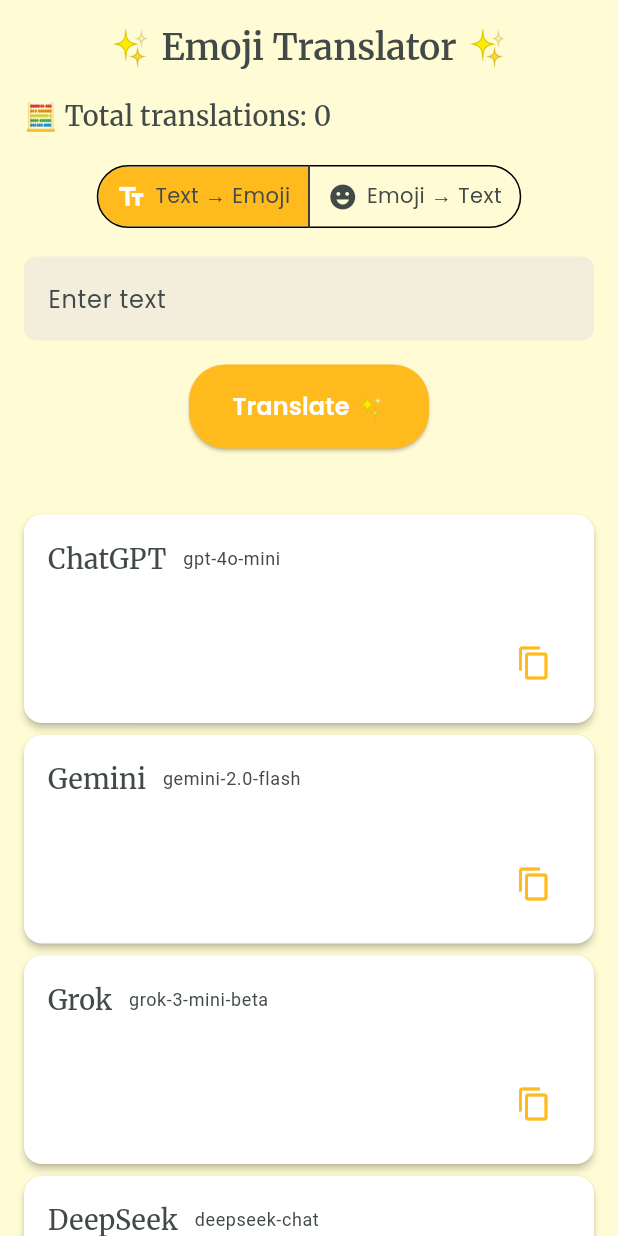
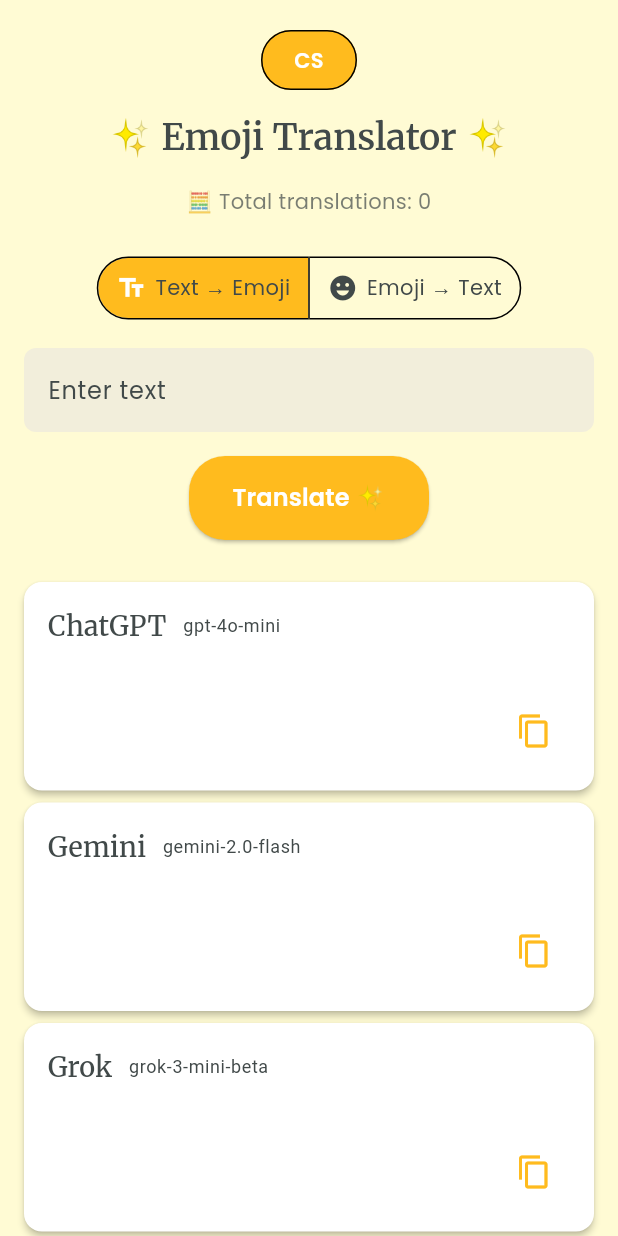
Before and after one commit to Woxeas/emoji_translator, a Flutter app: the screen it shows after launch, after a tap on "Text → Emoji", on a phone screen of 412 x 824 dp. Run offline on Flutter 3.47's test engine with Material 3 defaults, Android fonts, the phone set to English and light mode, and no system bars; our stand-ins replace google_fonts, shimmer, supabase_flutter; accounts and stored records are empty; generated files the repository leaves out were written again; network calls fail.

Commit message:
Added translations

```diff
--- /dev/null
+++ b/l10n.yaml
@@ -0,0 +1,5 @@
+arb-dir: lib/l10n
+template-arb-file: app_en.arb
+output-localization-file: app_localizations.dart
+output-class: AppLocalizations
+preferred-supported-locales: [en, cs]
--- a/lib/app.dart
+++ b/lib/app.dart
@@ -1,17 +1,37 @@
 import 'package:flutter/material.dart';
+import 'package:flutter_localizations/flutter_localizations.dart';
 import 'package:google_fonts/google_fonts.dart';
+import 'package:flutter_gen/gen_l10n/app_localizations.dart';
 import 'home_page.dart';
 
-class EmojiTranslatorApp extends StatelessWidget {
+class EmojiTranslatorApp extends StatefulWidget {
   const EmojiTranslatorApp({super.key});
+
+  @override
+  State<EmojiTranslatorApp> createState() => _EmojiTranslatorAppState();
+}
+
+class _EmojiTranslatorAppState extends State<EmojiTranslatorApp> {
+  Locale _locale = const Locale('en');
+
+  void _changeLocale(Locale locale) {
+    setState(() => _locale = locale);
+  }
 
   @override
   Widget build(BuildContext context) {
     return MaterialApp(
       title: 'Emoji Translator',
+      locale: _locale,
+      supportedLocales: AppLocalizations.supportedLocales,
+      localizationsDelegates: [
+        AppLocalizations.delegate,
+        GlobalMaterialLocalizations.delegate,
+        GlobalWidgetsLocalizations.delegate,
+        GlobalCupertinoLocalizations.delegate,
+      ],
       theme: ThemeData(
         useMaterial3: true,
-
         colorScheme: const ColorScheme.light(
           primary: Color(0xFFFFBB1E),
           onPrimary: Colors.white,
@@ -20,9 +40,7 @@
           surface: Color(0xFFFFFBD4),
           onSurface: Color(0xFF414949),
         ),
-
         scaffoldBackgroundColor: const Color(0xFFFFFBD4),
-
         textTheme: TextTheme(
           headlineSmall: GoogleFonts.merriweather(
             color: const Color(0xFF414949),
@@ -48,7 +66,6 @@
             fontWeight: FontWeight.w600,
           ),
         ),
-
         elevatedButtonTheme: ElevatedButtonThemeData(
           style: ElevatedButton.styleFrom(
             backgroundColor: const Color(0xFFFFBB1E),
@@ -58,7 +75,6 @@
             textStyle: GoogleFonts.poppins(fontWeight: FontWeight.w600),
           ),
         ),
-
         cardTheme: CardTheme(
           color: Colors.white,
           margin: const EdgeInsets.symmetric(vertical: 8),
@@ -75,7 +91,8 @@
           labelStyle: GoogleFonts.poppins(color: const Color(0xFF414949)),
         ),
       ),
-      home: const HomePage(),
+      home: HomePage(onLocaleChange: _changeLocale),
+      debugShowCheckedModeBanner: false,
     );
   }
 }
--- a/lib/home_page.dart
+++ b/lib/home_page.dart
@@ -1,4 +1,6 @@
 import 'package:flutter/material.dart';
+import 'package:flutter_gen/gen_l10n/app_localizations.dart';
+import 'widgets/language_selector.dart';
 import 'widgets/translation_field.dart';
 import 'widgets/ai_output_card.dart';
 import 'widgets/app_footer.dart';
@@ -16,7 +18,9 @@
 };
 
 class HomePage extends StatefulWidget {
-  const HomePage({super.key});
+  final ValueChanged<Locale> onLocaleChange;
+
+  const HomePage({super.key, required this.onLocaleChange});
 
   @override
   State<HomePage> createState() => _HomePageState();
@@ -87,35 +91,87 @@
   @override
   Widget build(BuildContext context) {
     final theme = Theme.of(context);
+    final loc = AppLocalizations.of(context)!;
+    final currentLocale = Localizations.localeOf(context);
+    final width = MediaQuery.of(context).size.width;
+    final isMobile = width < 600;
+
     return Scaffold(
       body: CustomScrollView(
         slivers: [
           SliverToBoxAdapter(
             child: Padding(
               padding: const EdgeInsets.all(16.0),
+              child: isMobile
+                  ? Column(
+                      crossAxisAlignment: CrossAxisAlignment.stretch,
+                      children: [
+                        Center(
+                          child: LanguageSelector(
+                            currentLocale: currentLocale,
+                            onLocaleChange: widget.onLocaleChange,
+                          ),
+                        ),
+                        const SizedBox(height: 12),
+                        Center(
+                          child: Text(
+                            loc.appTitle,
+                            style: theme.textTheme.headlineSmall,
+                          ),
+                        ),
+                      ],
+                    )
+                  : SizedBox(
+                      height: 64,
+                      child: Stack(
+                        children: [
+                          Align(
+                            alignment: Alignment.center,
+                            child: Text(
+                              loc.appTitle,
+                              style: theme.textTheme.headlineSmall,
+                            ),
+                          ),
+                          Align(
+                            alignment: Alignment.topRight,
+                            child: LanguageSelector(
+                              currentLocale: currentLocale,
+                              onLocaleChange: widget.onLocaleChange,
+                            ),
+                          ),
+                        ],
+                      ),
+                    ),
+            ),
+          ),
+          SliverToBoxAdapter(
+            child: Padding(
+              padding: const EdgeInsets.symmetric(horizontal: 16.0),
               child: Column(
-                crossAxisAlignment: CrossAxisAlignment.start,
+                crossAxisAlignment: CrossAxisAlignment.center,
                 children: [
-                  Center(
+                  Opacity(
+                    opacity: 0.7,
                     child: Text(
-                      '✨ Emoji Translator ✨',
-                      style: theme.textTheme.headlineSmall,
+                      loc.totalTranslations(_totalTranslations),
+                      style: theme.textTheme.bodyMedium,
+                      textAlign: TextAlign.center,
                     ),
                   ),
-                  const SizedBox(height: 16),
-                  Text(
-                    '🧮 Total translations: $_totalTranslations',
-                    style: theme.textTheme.titleMedium,
-                  ),
-                  if (_mostVotedModel != null)
-                    Padding(
-                      padding: const EdgeInsets.only(top: 4),
+                  if (_mostVotedModel != null) ...[
+                    const SizedBox(height: 4),
+                    Opacity(
+                      opacity: 0.7,
                       child: Text(
-                        '🏆 Most voted model: $_mostVotedModel',
-                        style: theme.textTheme.bodyMedium,
+                        loc.mostVotedModel(_mostVotedModel!),
+                        style: theme.textTheme.bodySmall,
+                        textAlign: TextAlign.center,
                       ),
                     ),
-                  const SizedBox(height: 16),
+                  ],
+                  SizedBox(
+                    height: isMobile ? 24.0 : 36.0,
+                  ),
                   TranslationField(
                     controller: _controller,
                     emojiToText: _emojiToText,
@@ -142,8 +198,9 @@
                       isLoading: _isTranslating,
                       isBest: _bestModel == entry.key,
                       canVote: !_isTranslating &&
-                              (_translations[entry.key]?.trim().isNotEmpty ?? false) &&
-                              _bestModel == null,
+                          (_translations[entry.key]?.trim().isNotEmpty ??
+                              false) &&
+                          _bestModel == null,
                       onBest: () async {
                         setState(() => _bestModel = entry.key);
                         await voteBest(entry.key);
--- /dev/null
+++ b/lib/l10n/app_cs.arb
@@ -0,0 +1,18 @@
+ {
+   "@@locale": "cs",
+   "appTitle": "✨ Emoji Translator ✨",
+   "textToEmoji": "Text → Emoji",
+   "emojiToText": "Emoji → Text",
+   "totalTranslations": "🧮 Celkový počet překladů: {count}",
+   "mostVotedModel": "🏆 Nejpreferovanější model: {model}",
+   "enterText": "Zadejte text",
+   "enterEmoji": "Zadejte emoji",
+   "translate": "Přeložit ✨",
+   "copiedToClipboard": "Zkopírováno do schránky",
+   "copyTooltip": "Kopírovat",
+   "builtBy": "🔧 Vytvořeno {labs}",
+   "starUs": "⭐️ Dejte nám hvězdičku na {github}",
+   "voteAsBest": "Označit jako nejlepší",
+   "votedAsBest": "Označeno jako nejlepší",
+   "copyright": "© {year} ❤️"
+ }
--- /dev/null
+++ b/lib/l10n/app_en.arb
@@ -0,0 +1,18 @@
+ {
+   "@@locale": "en",
+   "appTitle": "✨ Emoji Translator ✨",
+   "textToEmoji": "Text → Emoji",
+   "emojiToText": "Emoji → Text",
+   "totalTranslations": "🧮 Total translations: {count}",
+   "mostVotedModel": "🏆 Most voted model: {model}",
+   "enterText": "Enter text",
+   "enterEmoji": "Enter emoji",
+   "translate": "Translate ✨",
+   "copiedToClipboard": "Copied to clipboard",
+   "copyTooltip": "Copy",
+   "builtBy": "🔧 Built by {labs}",
+   "starUs": "⭐️ Star us on {github}",
+   "voteAsBest": "Vote as best",
+   "votedAsBest": "Voted as best",
+   "copyright": "© {year} ❤️"
+ }
--- a/lib/widgets/ai_output_card.dart
+++ b/lib/widgets/ai_output_card.dart
@@ -1,6 +1,7 @@
 import 'package:flutter/material.dart';
 import 'package:flutter/services.dart';
 import 'package:shimmer/shimmer.dart';
+import 'package:flutter_gen/gen_l10n/app_localizations.dart';
 
 class AiOutputCard extends StatelessWidget {
   final String modelName;
@@ -22,12 +23,13 @@
     required this.canVote,
   });
 
-  void _copyToClipboard(BuildContext context) {
-    Clipboard.setData(ClipboardData(text: output));
+  void _copyToClipboard(BuildContext context, String text) {
+    Clipboard.setData(ClipboardData(text: text));
+    final loc = AppLocalizations.of(context)!;
     ScaffoldMessenger.of(context).showSnackBar(
       SnackBar(
         content: Text(
-          'Copied to clipboard',
+          loc.copiedToClipboard,
           style: Theme.of(context).textTheme.bodyMedium,
         ),
         backgroundColor: Theme.of(context).colorScheme.surfaceContainerLowest,
@@ -38,6 +40,7 @@
   @override
   Widget build(BuildContext context) {
     final theme = Theme.of(context);
+    final loc = AppLocalizations.of(context)!;
     final cardBg = isBest
       ? theme.colorScheme.secondaryContainer
       : theme.cardTheme.color ?? theme.colorScheme.surface;
@@ -86,7 +89,7 @@
                         ),
                         const SizedBox(width: 6),
                         Text(
-                          isBest ? 'Voted as best' : 'Vote as best',
+                          isBest ? loc.votedAsBest : loc.voteAsBest,
                           style: theme.textTheme.bodySmall?.copyWith(
                             fontWeight: FontWeight.w500,
                             color: isBest
@@ -107,8 +110,7 @@
                   return Padding(
                     padding: const EdgeInsets.symmetric(vertical: 4),
                     child: Shimmer.fromColors(
-                      baseColor:
-                          theme.colorScheme.surfaceContainerHighest,
+                      baseColor: theme.colorScheme.surfaceContainerHighest,
                       highlightColor: theme.colorScheme.surface,
                       child: Container(
                         width: double.infinity,
@@ -135,8 +137,8 @@
                     ? theme.colorScheme.onSecondaryContainer
                     : theme.colorScheme.primary,
                 ),
-                onPressed: () => _copyToClipboard(context),
-                tooltip: 'Copy',
+                onPressed: () => _copyToClipboard(context, output),
+                tooltip: loc.copyTooltip,
               ),
             ),
           ],
--- a/lib/widgets/app_footer.dart
+++ b/lib/widgets/app_footer.dart
@@ -1,6 +1,7 @@
 import 'package:flutter/material.dart';
 import 'package:flutter/gestures.dart';
 import 'package:url_launcher/url_launcher.dart';
+import 'package:flutter_gen/gen_l10n/app_localizations.dart';
 
 class AppFooter extends StatefulWidget {
   const AppFooter({super.key});
@@ -29,7 +30,6 @@
   ) {
     final theme = Theme.of(context);
     final baseColor = theme.colorScheme.primary;
-    // darken o 20 % směsí s černou
     final hoverColor = Color.lerp(baseColor, Colors.black, 0.2)!;
     final color = isHover ? hoverColor : baseColor;
 
@@ -37,8 +37,8 @@
       text: label,
       style: theme.textTheme.bodySmall?.copyWith(
         color: color,
+        fontWeight: FontWeight.w600,
         decoration: TextDecoration.none,
-        fontWeight: FontWeight.w600,
       ),
       recognizer: TapGestureRecognizer()..onTap = () => _open(url),
       mouseCursor: SystemMouseCursors.click,
@@ -49,10 +49,12 @@
 
   @override
   Widget build(BuildContext context) {
+    final loc = AppLocalizations.of(context)!;
     final theme = Theme.of(context);
-    final baseStyle = theme.textTheme.bodySmall?.copyWith(
-      color: theme.colorScheme.onSurfaceVariant,
-    );
+    final baseStyle = theme.textTheme.bodySmall
+        ?.copyWith(color: theme.colorScheme.onSurfaceVariant);
+
+    final year = DateTime.now().year.toString();
 
     return Padding(
       padding: const EdgeInsets.only(top: 32, bottom: 24),
@@ -62,7 +64,7 @@
           RichText(
             textAlign: TextAlign.center,
             text: TextSpan(children: [
-              TextSpan(text: '🔧 Built by ', style: baseStyle),
+              TextSpan(text: loc.builtBy(''), style: baseStyle),
               _linkSpan(
                 'Narrativva Labs',
                 'https://labs.narrativva.com',
@@ -75,7 +77,7 @@
           RichText(
             textAlign: TextAlign.center,
             text: TextSpan(children: [
-              TextSpan(text: '⭐️ Star us on ', style: baseStyle),
+              TextSpan(text: loc.starUs(''), style: baseStyle),
               _linkSpan(
                 'GitHub',
                 'https://github.com/bujnovskyf/emoji_translator',
@@ -88,9 +90,12 @@
           RichText(
             textAlign: TextAlign.center,
             text: TextSpan(children: [
-              TextSpan(text: '© 2025 ❤️ ', style: baseStyle),
+              TextSpan(
+                text: loc.copyright(year),
+                style: baseStyle,
+              ),
               _linkSpan(
-                'Narrativva',
+                ' Narrativva',
                 'https://narrativva.com',
                 _hoverNarrativva,
                 (h) => setState(() => _hoverNarrativva = h),
--- /dev/null
+++ b/lib/widgets/language_selector.dart
@@ -0,0 +1,38 @@
+import 'package:flutter/material.dart';
+
+class LanguageSelector extends StatelessWidget {
+  final Locale currentLocale;
+  final ValueChanged<Locale> onLocaleChange;
+
+  const LanguageSelector({
+    super.key,
+    required this.currentLocale,
+    required this.onLocaleChange,
+  });
+
+  @override
+  Widget build(BuildContext context) {
+    final theme = Theme.of(context);
+    final nextLocale = currentLocale.languageCode == 'en'
+      ? const Locale('cs')
+      : const Locale('en');
+    final code = nextLocale.languageCode.toUpperCase();
+
+    return OutlinedButton(
+      onPressed: () => onLocaleChange(nextLocale),
+      style: OutlinedButton.styleFrom(
+        backgroundColor: theme.colorScheme.primaryContainer,
+        side: BorderSide(color: theme.colorScheme.outline),
+        shape: RoundedRectangleBorder(borderRadius: BorderRadius.circular(24)),
+        padding: const EdgeInsets.symmetric(horizontal: 16, vertical: 8),
+      ),
+      child: Text(
+        code,
+        style: theme.textTheme.bodyMedium?.copyWith(
+          color: theme.colorScheme.onPrimaryContainer,
+          fontWeight: FontWeight.w600,
+        ),
+      ),
+    );
+  }
+}
--- a/lib/widgets/translation_field.dart
+++ b/lib/widgets/translation_field.dart
@@ -1,4 +1,5 @@
 import 'package:flutter/material.dart';
+import 'package:flutter_gen/gen_l10n/app_localizations.dart';
 
 class TranslationField extends StatelessWidget {
   final TextEditingController controller;
@@ -19,6 +20,7 @@
   @override
   Widget build(BuildContext context) {
     final theme = Theme.of(context);
+    final loc = AppLocalizations.of(context)!;
 
     return Column(
       crossAxisAlignment: CrossAxisAlignment.start,
@@ -26,7 +28,7 @@
         Center(
           child: ToggleButtons(
             isSelected: [!emojiToText, emojiToText],
-            onPressed: (index) => onModeToggle(index == 1),
+            onPressed: (i) => onModeToggle(i == 1),
             renderBorder: true,
             borderWidth: 1,
             borderRadius: BorderRadius.circular(24),
@@ -35,17 +37,14 @@
             fillColor: theme.colorScheme.primaryContainer,
             selectedColor: theme.colorScheme.onPrimaryContainer,
             color: theme.colorScheme.onSurfaceVariant,
-            constraints: const BoxConstraints(
-              minWidth: 140,
-              minHeight: 40,
-            ),
+            constraints: const BoxConstraints(minWidth: 140, minHeight: 40),
             children: [
               Row(
                 mainAxisAlignment: MainAxisAlignment.center,
                 children: [
                   const Icon(Icons.text_fields, size: 20),
                   const SizedBox(width: 6),
-                  Text('Text → Emoji', style: theme.textTheme.bodyMedium),
+                  Text(loc.textToEmoji, style: theme.textTheme.bodyMedium),
                 ],
               ),
               Row(
@@ -53,7 +52,7 @@
                 children: [
                   const Icon(Icons.emoji_emotions, size: 20),
                   const SizedBox(width: 6),
-                  Text('Emoji → Text', style: theme.textTheme.bodyMedium),
+                  Text(loc.emojiToText, style: theme.textTheme.bodyMedium),
                 ],
               ),
             ],
@@ -65,7 +64,7 @@
         TextField(
           controller: controller,
           decoration: InputDecoration(
-            labelText: emojiToText ? 'Enter emoji' : 'Enter text',
+            labelText: emojiToText ? loc.enterEmoji : loc.enterText,
           ),
           maxLines: null,
           keyboardType: TextInputType.multiline,
@@ -83,14 +82,10 @@
               ),
               child: isTranslating
                   ? const SizedBox(
-                      width: 20,
-                      height: 20,
-                      child: CircularProgressIndicator(
-                        strokeWidth: 2,
-                        color: Colors.white,
-                      ),
+                      width: 20, height: 20,
+                      child: CircularProgressIndicator(strokeWidth: 2, color: Colors.white),
                     )
-                  : Text('Translate ✨', style: theme.textTheme.labelLarge),
+                  : Text(loc.translate, style: theme.textTheme.labelLarge),
             ),
           ),
         ),
--- a/pubspec.yaml
+++ b/pubspec.yaml
@@ -30,6 +30,8 @@
 dependencies:
   flutter:
     sdk: flutter
+  flutter_localizations:
+    sdk: flutter
   supabase_flutter: ^2.8.4
   shimmer: ^3.0.0
   google_fonts: ^6.0.0
@@ -56,6 +58,7 @@
 
 # The following section is specific to Flutter packages.
 flutter:
+  generate: true
 
   # The following line ensures that the Material Icons font is
   # included with your application, so that you can use the icons in
```
Also changed, not shown: pubspec.lock. Lines whose indentation alone changed are shown as unchanged.
